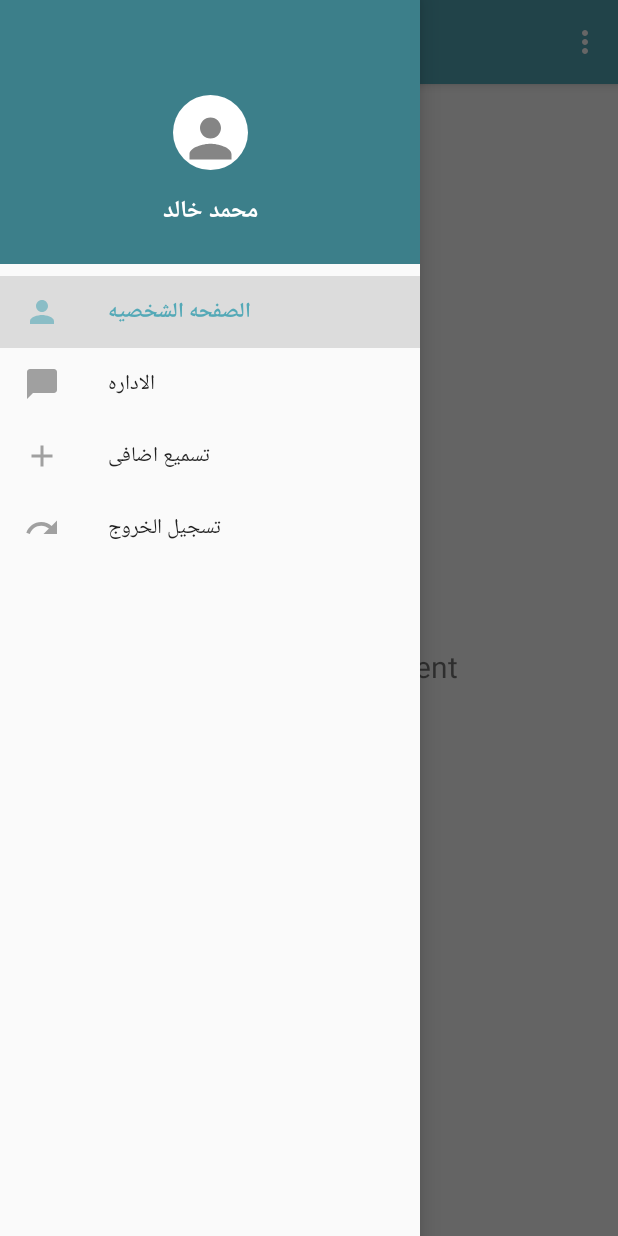
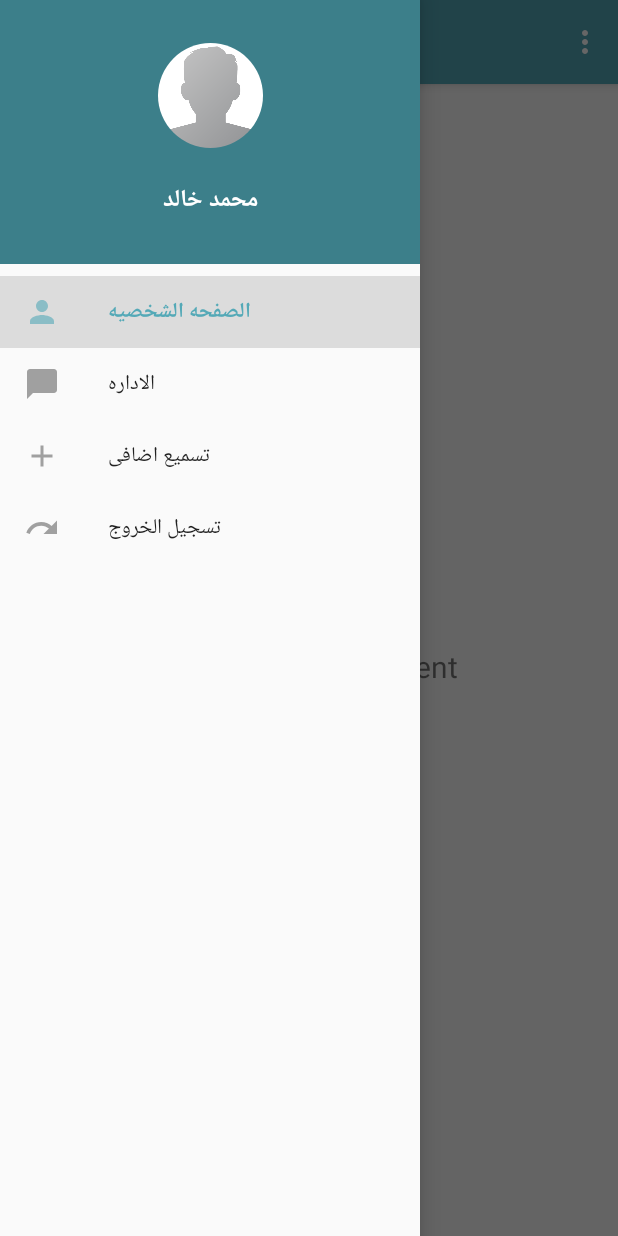
Before and after one commit to muhammedkhaled/WortelElQuran, an Android app: the screen it shows after launch (MainActivity), with the side drawer open, on a phone screen of 412 x 824 dp. Run offline under Robolectric (Android 15) with nearby library versions, the phone set to English and light mode, and no system bars; our stand-ins replace CircleImageView, navigation-ui.

Commit message:
change image view to Circle image view library and and profile_image.png

```diff
--- a/app/build.gradle
+++ b/app/build.gradle
@@ -40,4 +40,6 @@ dependencies {
     androidTestImplementation 'androidx.test.ext:junit:1.1.1'
     androidTestImplementation 'androidx.test.espresso:espresso-core:3.2.0'
 
+    implementation 'de.hdodenhof:circleimageview:3.1.0'
+
 }
--- a/app/src/main/res/layout/nav_header_main.xml
+++ b/app/src/main/res/layout/nav_header_main.xml
@@ -12,18 +12,15 @@
     android:paddingBottom="@dimen/activity_vertical_margin"
     android:theme="@style/ThemeOverlay.AppCompat.Dark">
 
-    <ImageView
+    <de.hdodenhof.circleimageview.CircleImageView
         android:id="@+id/nav_user_profile_image"
-        android:layout_width="wrap_content"
-        android:layout_height="wrap_content"
-        android:contentDescription="@string/nav_header_desc"
-        android:paddingTop="@dimen/nav_header_vertical_spacing"
-        android:src="@drawable/ic_profile"
-        android:background="@drawable/circle_background"
+        android:layout_width="70dp"
+        android:layout_height="70dp"
+        android:src="@drawable/profile_image"
         app:layout_constraintTop_toTopOf="parent"
-        app:layout_constraintBottom_toBottomOf="parent"
         app:layout_constraintStart_toStartOf="parent"
-        app:layout_constraintEnd_toEndOf="parent"/>
+        app:layout_constraintEnd_toEndOf="parent"
+        app:layout_constraintBottom_toTopOf="@+id/nav_user_name"/>
 
     <TextView
         android:id="@+id/nav_user_name"
```
Also changed, not shown: app/src/main/res/drawable-v21/profile_image.png (added).
